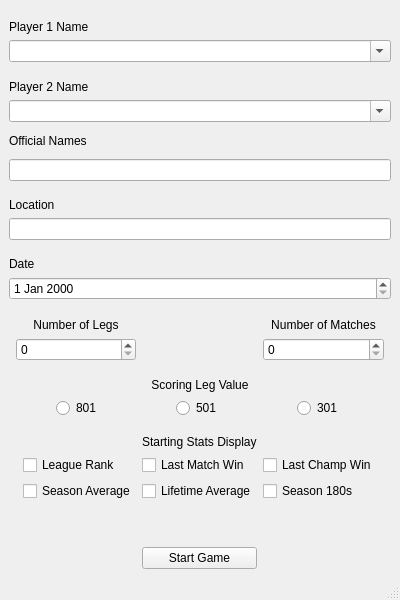
Jedimaster4559/CS499-DartBoard, file dartboard/views/StartGameConfiguration.ui: the form before one commit.
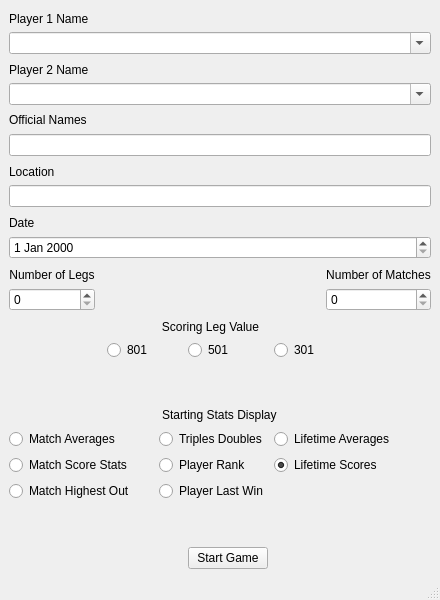
The form after the commit.

Commit message: Added initial in game statistics

The edit to the form file:
```diff
--- a/dartboard/views/StartGameConfiguration.ui
+++ b/dartboard/views/StartGameConfiguration.ui
@@ -15,51 +15,6 @@
   </property>
   <widget class="QWidget" name="centralwidget">
    <layout class="QGridLayout" name="gridLayout">
-    <item row="4" column="0" colspan="7">
-     <widget class="QLabel" name="label_9">
-      <property name="text">
-       <string>Official Names</string>
-      </property>
-     </widget>
-    </item>
-    <item row="16" column="3" alignment="Qt::AlignLeft">
-     <widget class="QCheckBox" name="lifetime_avg_checkbox">
-      <property name="text">
-       <string>Lifetime Average</string>
-      </property>
-     </widget>
-    </item>
-    <item row="15" column="4" alignment="Qt::AlignLeft">
-     <widget class="QCheckBox" name="last_champ_win_checkbox">
-      <property name="text">
-       <string>Last Champ Win</string>
-      </property>
-     </widget>
-    </item>
-    <item row="15" column="2" alignment="Qt::AlignLeft">
-     <widget class="QCheckBox" name="league_rank_checkbox">
-      <property name="text">
-       <string>League Rank</string>
-      </property>
-     </widget>
-    </item>
-    <item row="15" column="3" alignment="Qt::AlignLeft">
-     <widget class="QCheckBox" name="last_match_win_checkbox">
-      <property name="text">
-       <string>Last Match Win</string>
-      </property>
-     </widget>
-    </item>
-    <item row="16" column="4" alignment="Qt::AlignLeft">
-     <widget class="QCheckBox" name="season_180s_checkbox">
-      <property name="text">
-       <string>Season 180s</string>
-      </property>
-     </widget>
-    </item>
-    <item row="11" column="4" colspan="2">
-     <widget class="QSpinBox" name="number_of_sets_spin_box"/>
-    </item>
     <item row="3" column="0" colspan="7">
      <widget class="QComboBox" name="player_two_combo_box">
       <property name="editable">
@@ -67,31 +22,82 @@
       </property>
      </widget>
     </item>
-    <item row="13" column="4" alignment="Qt::AlignHCenter">
-     <widget class="QRadioButton" name="leg_value_301_radio_button">
+    <item row="4" column="0" colspan="3">
+     <widget class="QLabel" name="label_9">
       <property name="text">
-       <string>301</string>
+       <string>Official Names</string>
       </property>
      </widget>
     </item>
-    <item row="10" column="1" colspan="2">
-     <widget class="QLabel" name="label_4">
+    <item row="17" column="5" colspan="2">
+     <widget class="QRadioButton" name="lifetime_averages_radio_button">
       <property name="text">
-       <string>Number of Legs</string>
+       <string>Lifetime Averages</string>
+      </property>
+     </widget>
+    </item>
+    <item row="5" column="0" colspan="7">
+     <widget class="QLineEdit" name="official_names_line_edit"/>
+    </item>
+    <item row="17" column="3" colspan="2">
+     <widget class="QRadioButton" name="triples_doubles_radio_button">
+      <property name="text">
+       <string>Triples Doubles</string>
+      </property>
+     </widget>
+    </item>
+    <item row="9" column="0" colspan="7">
+     <widget class="QDateEdit" name="date_edit"/>
+    </item>
+    <item row="18" column="5" colspan="2">
+     <widget class="QRadioButton" name="lifetime_scores_radio_button">
+      <property name="text">
+       <string>Lifetime Scores</string>
+      </property>
+      <property name="checked">
+       <bool>true</bool>
+      </property>
+     </widget>
+    </item>
+    <item row="15" column="0" colspan="7" alignment="Qt::AlignHCenter">
+     <widget class="QLabel" name="label_7">
+      <property name="text">
+       <string>Starting Stats Display</string>
+      </property>
+     </widget>
+    </item>
+    <item row="13" column="4">
+     <widget class="QRadioButton" name="leg_value_501_radio_button">
+      <property name="text">
+       <string>501</string>
+      </property>
+     </widget>
+    </item>
+    <item row="12" column="1" colspan="5">
+     <widget class="QLabel" name="label_6">
+      <property name="text">
+       <string>Scoring Leg Value</string>
       </property>
       <property name="alignment">
        <set>Qt::AlignBottom|Qt::AlignHCenter</set>
       </property>
      </widget>
     </item>
-    <item row="16" column="2" alignment="Qt::AlignLeft">
-     <widget class="QCheckBox" name="season_avg_checkbox">
+    <item row="19" column="0" colspan="3">
+     <widget class="QRadioButton" name="match_highest_out_radio_button">
       <property name="text">
-       <string>Season Average</string>
+       <string>Match Highest Out</string>
       </property>
      </widget>
     </item>
-    <item row="2" column="0" colspan="7">
+    <item row="21" column="4">
+     <widget class="QPushButton" name="start_game_button">
+      <property name="text">
+       <string>Start Game</string>
+      </property>
+     </widget>
+    </item>
+    <item row="2" column="0" colspan="3">
      <widget class="QLabel" name="label_2">
       <property name="text">
        <string>Player 2 Name</string>
@@ -101,20 +107,7 @@
       </property>
      </widget>
     </item>
-    <item row="7" column="0" colspan="7">
-     <widget class="QLineEdit" name="location_line_edit"/>
-    </item>
-    <item row="10" column="4" colspan="2">
-     <widget class="QLabel" name="label_5">
-      <property name="text">
-       <string>Number of Matches</string>
-      </property>
-      <property name="alignment">
-       <set>Qt::AlignBottom|Qt::AlignHCenter</set>
-      </property>
-     </widget>
-    </item>
-    <item row="17" column="3">
+    <item row="20" column="4">
      <spacer name="verticalSpacer">
       <property name="orientation">
        <enum>Qt::Vertical</enum>
@@ -130,7 +123,48 @@
       </property>
      </spacer>
     </item>
-    <item row="8" column="0" colspan="7">
+    <item row="11" column="6">
+     <widget class="QSpinBox" name="number_of_sets_spin_box"/>
+    </item>
+    <item row="18" column="0" colspan="3">
+     <widget class="QRadioButton" name="match_score_stats_radio_button">
+      <property name="text">
+       <string>Match Score Stats</string>
+      </property>
+     </widget>
+    </item>
+    <item row="11" column="0">
+     <widget class="QSpinBox" name="number_of_legs_spin_box"/>
+    </item>
+    <item row="19" column="3" colspan="2">
+     <widget class="QRadioButton" name="player_last_win_radio_button">
+      <property name="text">
+       <string>Player Last Win</string>
+      </property>
+     </widget>
+    </item>
+    <item row="1" column="0" colspan="7">
+     <widget class="QComboBox" name="player_one_combo_box">
+      <property name="editable">
+       <bool>true</bool>
+      </property>
+     </widget>
+    </item>
+    <item row="18" column="3" colspan="2">
+     <widget class="QRadioButton" name="player_rank_radio_button">
+      <property name="text">
+       <string>Player Rank</string>
+      </property>
+     </widget>
+    </item>
+    <item row="13" column="5">
+     <widget class="QRadioButton" name="leg_value_301_radio_button">
+      <property name="text">
+       <string>301</string>
+      </property>
+     </widget>
+    </item>
+    <item row="8" column="0">
      <widget class="QLabel" name="label_8">
       <property name="text">
        <string>Date</string>
@@ -140,7 +174,34 @@
       </property>
      </widget>
     </item>
-    <item row="6" column="0" colspan="7">
+    <item row="0" column="0" colspan="3">
+     <widget class="QLabel" name="label">
+      <property name="text">
+       <string>Player 1 Name</string>
+      </property>
+      <property name="alignment">
+       <set>Qt::AlignBottom|Qt::AlignLeading|Qt::AlignLeft</set>
+      </property>
+     </widget>
+    </item>
+    <item row="17" column="0" colspan="3">
+     <widget class="QRadioButton" name="match_averages_radio_button">
+      <property name="text">
+       <string>Match Averages</string>
+      </property>
+     </widget>
+    </item>
+    <item row="10" column="6">
+     <widget class="QLabel" name="label_5">
+      <property name="text">
+       <string>Number of Matches</string>
+      </property>
+      <property name="alignment">
+       <set>Qt::AlignBottom|Qt::AlignHCenter</set>
+      </property>
+     </widget>
+    </item>
+    <item row="6" column="0" colspan="2">
      <widget class="QLabel" name="label_3">
       <property name="text">
        <string>Location</string>
@@ -150,69 +211,41 @@
       </property>
      </widget>
     </item>
-    <item row="14" column="3" alignment="Qt::AlignHCenter|Qt::AlignBottom">
-     <widget class="QLabel" name="label_7">
-      <property name="text">
-       <string>Starting Stats Display</string>
-      </property>
-     </widget>
+    <item row="7" column="0" colspan="7">
+     <widget class="QLineEdit" name="location_line_edit"/>
     </item>
-    <item row="1" column="0" colspan="7">
-     <widget class="QComboBox" name="player_one_combo_box">
-      <property name="editable">
-       <bool>true</bool>
-      </property>
-     </widget>
-    </item>
-    <item row="12" column="2" colspan="3">
-     <widget class="QLabel" name="label_6">
-      <property name="text">
-       <string>Scoring Leg Value</string>
-      </property>
-      <property name="alignment">
-       <set>Qt::AlignBottom|Qt::AlignHCenter</set>
-      </property>
-     </widget>
-    </item>
-    <item row="18" column="3">
-     <widget class="QPushButton" name="start_game_button">
-      <property name="text">
-       <string>Start Game</string>
-      </property>
-     </widget>
-    </item>
-    <item row="13" column="2" alignment="Qt::AlignHCenter">
+    <item row="13" column="2">
      <widget class="QRadioButton" name="leg_value_801_radio_button">
       <property name="text">
        <string>801</string>
       </property>
      </widget>
     </item>
-    <item row="9" column="0" colspan="7">
-     <widget class="QDateEdit" name="date_edit"/>
-    </item>
-    <item row="0" column="0" colspan="7">
-     <widget class="QLabel" name="label">
+    <item row="10" column="0">
+     <widget class="QLabel" name="label_4">
       <property name="text">
-       <string>Player 1 Name</string>
+       <string>Number of Legs</string>
       </property>
       <property name="alignment">
-       <set>Qt::AlignBottom|Qt::AlignLeading|Qt::AlignLeft</set>
+       <set>Qt::AlignBottom|Qt::AlignHCenter</set>
       </property>
      </widget>
     </item>
-    <item row="11" column="1" colspan="2">
-     <widget class="QSpinBox" name="number_of_legs_spin_box"/>
-    </item>
-    <item row="13" column="3" alignment="Qt::AlignHCenter">
-     <widget class="QRadioButton" name="leg_value_501_radio_button">
-      <property name="text">
-       <string>501</string>
+    <item row="14" column="0">
+     <spacer name="verticalSpacer_2">
+      <property name="orientation">
+       <enum>Qt::Vertical</enum>
       </property>
-     </widget>
-    </item>
-    <item row="5" column="0" colspan="7">
-     <widget class="QLineEdit" name="official_names_line_edit"/>
+      <property name="sizeType">
+       <enum>QSizePolicy::Fixed</enum>
+      </property>
+      <property name="sizeHint" stdset="0">
+       <size>
+        <width>20</width>
+        <height>40</height>
+       </size>
+      </property>
+     </spacer>
     </item>
    </layout>
   </widget>
```
Left out of the diff: 7 changed lines with no effect on the pictures. The commit also changes 2 other files.
